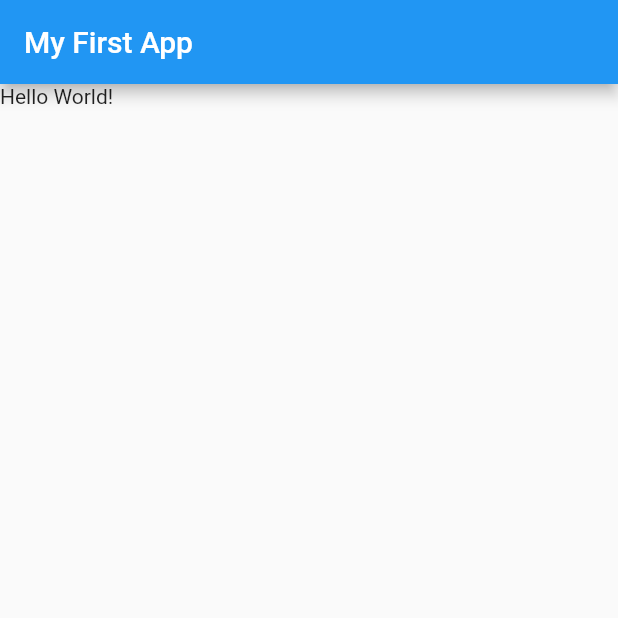
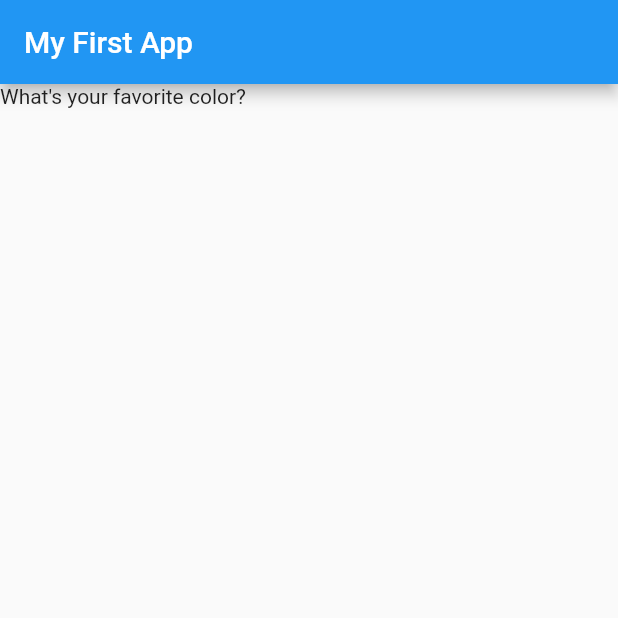
Before and after one commit to WiedjajaAtmadja/flutter_stalesswidget_list, a Flutter app: the screen it shows after launch, on a phone screen of 412 x 824 dp, the top half of it. Run offline on Flutter 3.47's test engine with Material 2 defaults, Android fonts, the phone set to English and light mode, and no system bars.

Commit message:
Step 2. Add list of questions

```diff
--- a/lib/main.dart
+++ b/lib/main.dart
@@ -5,6 +5,16 @@ void main() {
 }
 
 class MainApp extends StatelessWidget {
+  var questions = [
+    'What\'s your favorite color?',
+    'What\'s your favorite animal?',
+    'What\'s your favorite food?',
+    'What\'s your favorite movie?',
+    'What\'s your favorite song?',
+    'What\'s your favorite book?',
+    'What\'s your favorite game?',
+    'What\'s your favorite sport?',
+  ];
   MainApp({super.key});
 
   @override
@@ -14,7 +24,11 @@ class MainApp extends StatelessWidget {
         appBar: AppBar(
           title: const Text('My First App'),
         ),
-        body: Text('Hello World!'),
+        body: Column(
+          children: [
+            Text(questions[0]),
+          ],
+        ),
       ),
     );
   }
```
